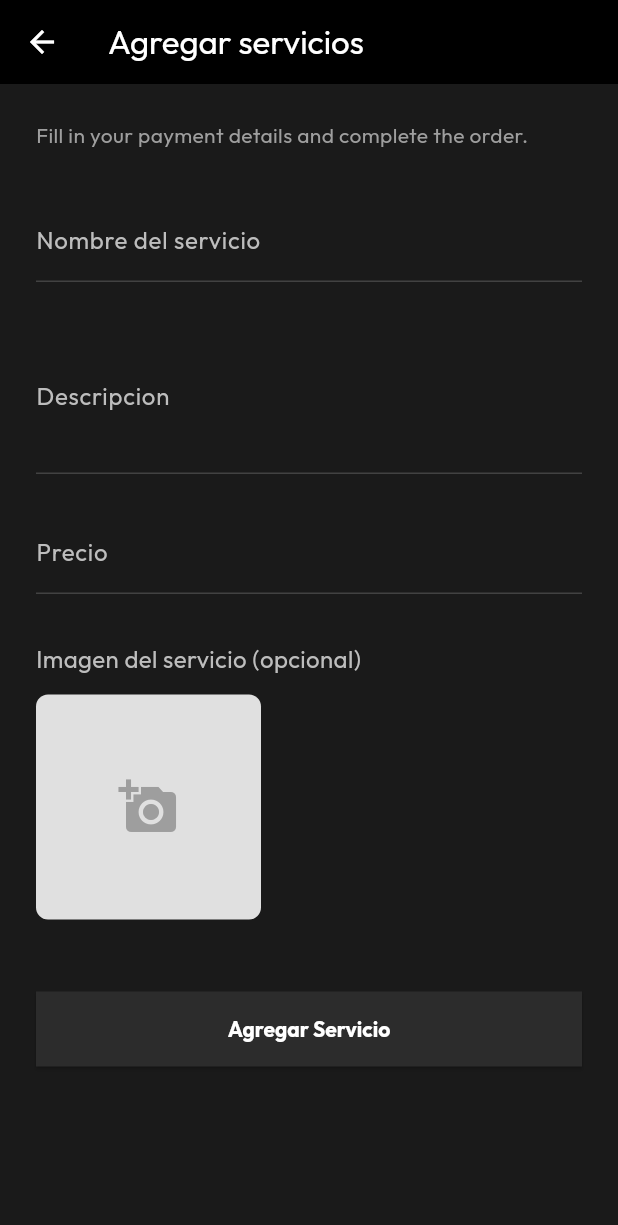
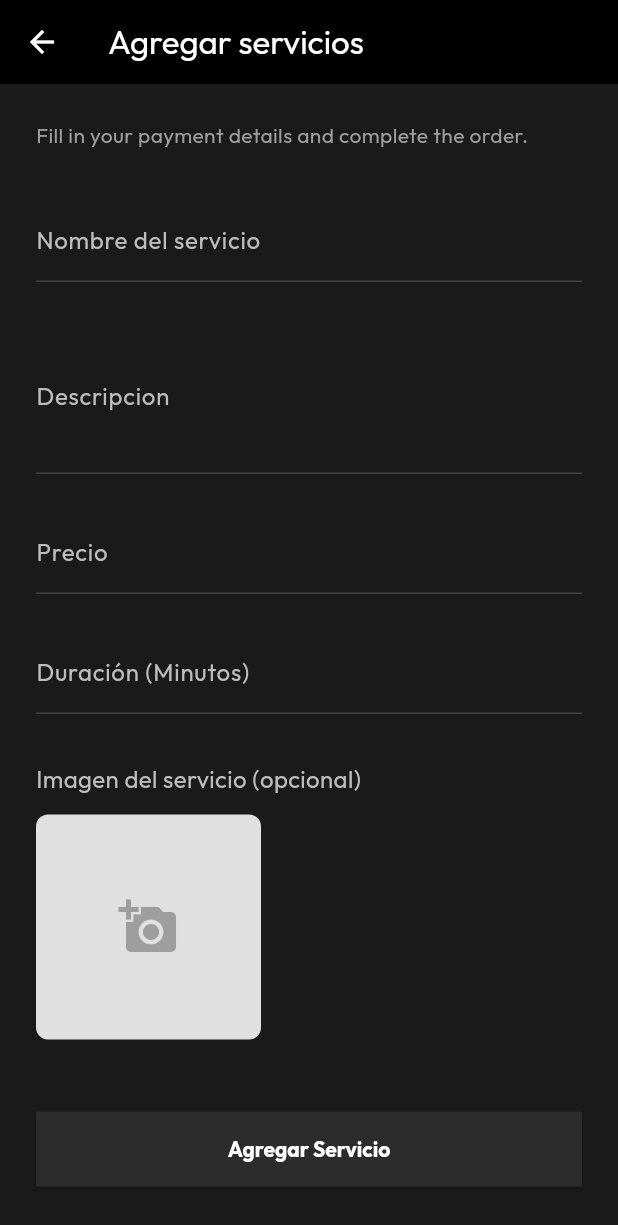
Before and after one commit to JosRg14/nexoAppMovil, a Flutter app: the AddServiceScreen screen opened directly, on a phone screen of 412 x 824 dp. Shown: the top 1225 px of the screen. Run offline on Flutter 3.47's test engine with Material 3 defaults, Android fonts, the phone set to English and light mode, and no system bars; our stand-ins replace dio, google_fonts, shared_preferences; accounts and stored records are empty.

Commit message:
Diseno duracion del servicio

```diff
--- a/lib/presentation/screens/auth/check_auth_screen.dart
+++ b/lib/presentation/screens/auth/check_auth_screen.dart
@@ -1,10 +1,10 @@
 import 'package:flutter/material.dart';
 import 'package:shared_preferences/shared_preferences.dart';
-import 'package:nexoappapp/presentation/screens/auth/login_screen.dart';
 
 import 'package:nexoappapp/presentation/screens/barber/appointments_screen.dart';
 import 'package:nexoappapp/presentation/screens/dashboard/dashboard_screen.dart';
 import 'package:nexoappapp/presentation/screens/dashboard/super_user_dashboard_screen.dart';
+import 'package:nexoappapp/presentation/screens/auth/login_screen.dart';
 
 class CheckAuthScreen extends StatefulWidget {
   const CheckAuthScreen({super.key});
--- a/lib/presentation/screens/services/add_service_screen.dart
+++ b/lib/presentation/screens/services/add_service_screen.dart
@@ -55,6 +55,17 @@ class AddServiceScreen extends StatelessWidget {
                 hintText: '\$0.00',
               ),
             ),
+            const SizedBox(height: 24),
+
+            // Duración
+            const TextField(
+              style: TextStyle(color: Colors.white),
+              keyboardType: TextInputType.number,
+              decoration: InputDecoration(
+                labelText: 'Duración (Minutos)',
+                hintText: 'Ej. 30, 45, 60...',
+              ),
+            ),
             const SizedBox(height: 32),
 
             // Imagen del servicio (opcional)
```
Also changed, not shown: pubspec.lock.
